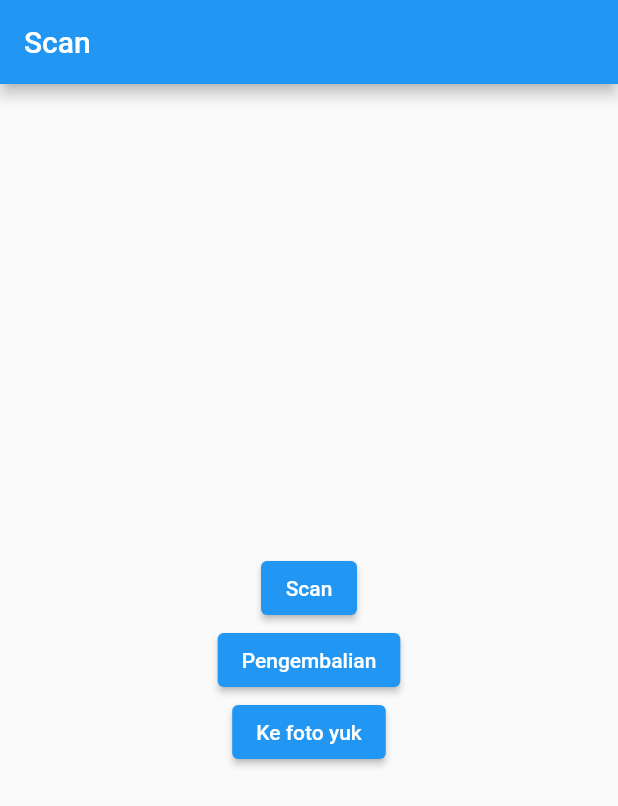
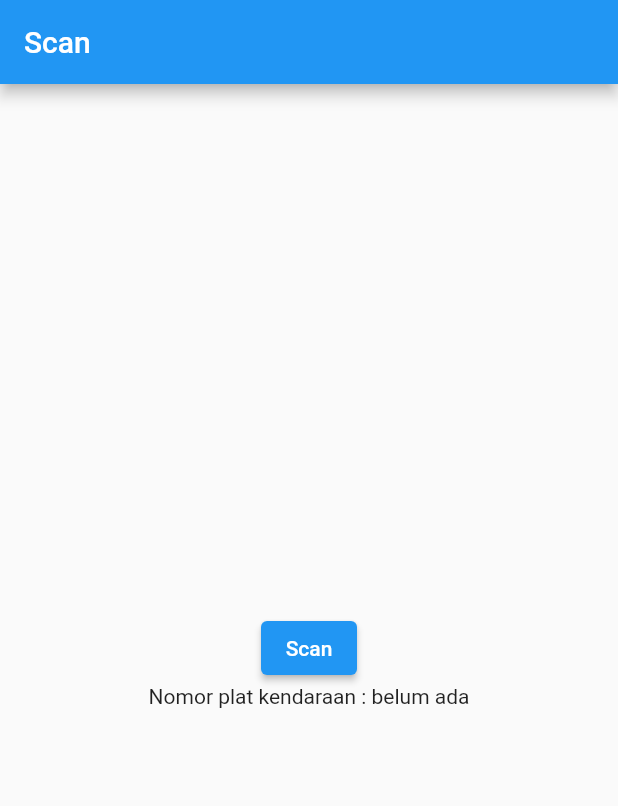
Before and after one commit to RazoelZ/Rent-Car-Application, a Flutter app: the ScanPage screen opened directly, after a tap on "Scan", on a phone screen of 412 x 824 dp. Shown: the top 806 px of the screen. Run offline on Flutter 3.47's test engine with Material 2 defaults, Android fonts, the phone set to English and light mode, and no system bars; our stand-ins replace cool_alert, dio, dropdown_search, get, image_picker, shared_preferences; missing offline and left inert: qrscan; accounts and stored records are empty.

Commit message:
adding camera and qr code

```diff
--- a/lib/core/repository.dart
+++ b/lib/core/repository.dart
@@ -11,7 +11,7 @@ import 'package:rentvehicle_application/model/PeminjamanModel.dart';
 
 //Mengambil data dari table kendaraan
 
-final _baseUrl = "http://192.168.0.107/rent_car/public/";
+final _baseUrl = "http://192.168.100.204/rent_car/public/";
 
 class Repository {
   Future getData() async {
--- a/lib/screen/login.dart
+++ b/lib/screen/login.dart
@@ -18,7 +18,7 @@ class _LoginPageState extends State<LoginPage> {
   final TextEditingController passwordController = TextEditingController();
   bool _obsecuretext = true;
   bool visible = false;
-  final String sUrl = "http://192.168.0.107/rent_car/public/UserAuthentication";
+  final String sUrl = "http://192.168.100.204/rent_car/public/UserAuthentication";
 
   _cekLogin() async {
     setState(() {
--- a/lib/screen/peminjaman.dart
+++ b/lib/screen/peminjaman.dart
@@ -202,7 +202,7 @@ class _PeminjamanPageState extends State<PeminjamanPage> {
                     showSearchBox: true,
                     onFind: (text) async {
                       var response = await http.get(Uri.parse(
-                          'http://192.168.0.107/rent_car/public/driver'));
+                          'http://192.168.100.204/rent_car/public/driver'));
                       if (response.statusCode != 200) {
                         return [];
                       }
--- a/lib/screen/scan.dart
+++ b/lib/screen/scan.dart
@@ -11,6 +11,7 @@ class ScanPage extends StatefulWidget {
 }
 
 class _ScanPageState extends State<ScanPage> {
+  String? cameraScanResult;
   @override
   Widget build(BuildContext context) {
     return Scaffold(
@@ -24,27 +25,14 @@ class _ScanPageState extends State<ScanPage> {
           children: <Widget>[
             ElevatedButton(
               onPressed: () async {
-                String? cameraScanResult = await scanner.scan();
-                print(cameraScanResult);
+                cameraScanResult = await scanner.scan();
+                setState(() {});
               },
               child: const Text('Scan'),
             ),
-            ElevatedButton(
-                onPressed: (() {
-                  Navigator.push(
-                    context,
-                    MaterialPageRoute(builder: (context) => PengembalianPage()),
-                  );
-                }),
-                child: Text('Pengembalian')),
-            ElevatedButton(
-                onPressed: (() {
-                  Navigator.push(
-                    context,
-                    MaterialPageRoute(builder: (context) => foto()),
-                  );
-                }),
-                child: Text("Ke foto yuk"))
+            Text((cameraScanResult == null)
+                ? 'Nomor plat kendaraan : belum ada'
+                : 'Nomor plat kendaraan : $cameraScanResult'),
           ],
         ),
       ),
```
Also changed, not shown: lib/screen/wkkwkw.dart (added, +16 -0 lines).
